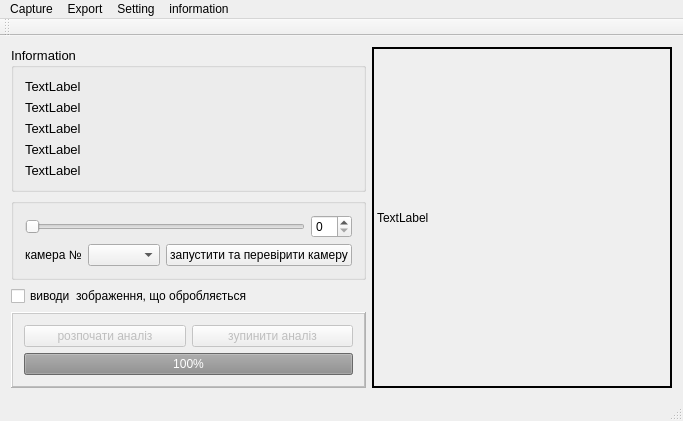
Before: the Qt Designer form AnalyzerFoam/mainwindow.ui in alishkaLala/good, drawn with Qt 5.
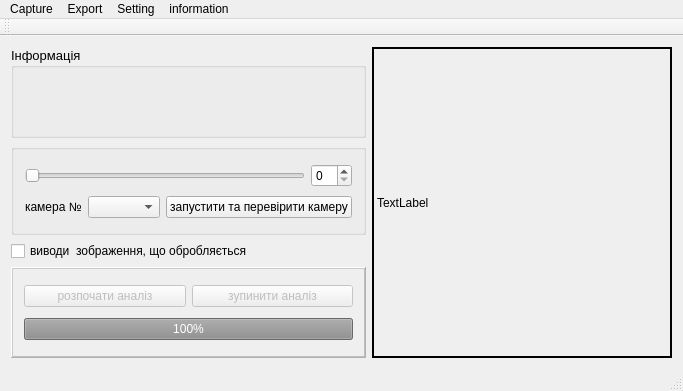
After: the same form once the commit is applied.

```diff
--- a/AnalyzerFoam/mainwindow.ui
+++ b/AnalyzerFoam/mainwindow.ui
@@ -15,80 +15,6 @@
   </property>
   <widget class="QWidget" name="centralWidget">
    <layout class="QGridLayout" name="gridLayout_4">
-    <item row="0" column="0">
-     <widget class="QGroupBox" name="groupBox">
-      <property name="font">
-       <font>
-        <pointsize>10</pointsize>
-       </font>
-      </property>
-      <property name="title">
-       <string>Information</string>
-      </property>
-      <layout class="QGridLayout" name="gridLayout">
-       <item row="0" column="0">
-        <widget class="QLabel" name="label">
-         <property name="font">
-          <font>
-           <pointsize>10</pointsize>
-          </font>
-         </property>
-         <property name="text">
-          <string>TextLabel</string>
-         </property>
-        </widget>
-       </item>
-       <item row="1" column="0">
-        <widget class="QLabel" name="label_2">
-         <property name="font">
-          <font>
-           <pointsize>10</pointsize>
-          </font>
-         </property>
-         <property name="text">
-          <string>TextLabel</string>
-         </property>
-        </widget>
-       </item>
-       <item row="2" column="0">
-        <widget class="QLabel" name="label_4">
-         <property name="font">
-          <font>
-           <pointsize>10</pointsize>
-          </font>
-         </property>
-         <property name="text">
-          <string>TextLabel</string>
-         </property>
-        </widget>
-       </item>
-       <item row="5" column="0">
-        <widget class="QLabel" name="label_3">
-         <property name="font">
-          <font>
-           <pointsize>10</pointsize>
-          </font>
-         </property>
-         <property name="text">
-          <string>TextLabel</string>
-         </property>
-        </widget>
-       </item>
-       <item row="4" column="0">
-        <widget class="QLabel" name="label_5">
-         <property name="font">
-          <font>
-           <pointsize>10</pointsize>
-          </font>
-         </property>
-         <property name="text">
-          <string>TextLabel</string>
-         </property>
-        </widget>
-       </item>
-      </layout>
-     </widget>
-    </item>
     <item row="0" column="1" rowspan="4">
      <widget class="QLabel" name="capturePicture">
       <property name="sizePolicy">
@@ -223,6 +149,32 @@
       </layout>
      </widget>
     </item>
+    <item row="0" column="0">
+     <widget class="QGroupBox" name="groupBox">
+      <property name="font">
+       <font>
+        <pointsize>10</pointsize>
+       </font>
+      </property>
+      <property name="title">
+       <string>Інформація</string>
+      </property>
+      <layout class="QGridLayout" name="gridLayout">
+       <item row="0" column="0">
+        <widget class="QLabel" name="label">
+         <property name="font">
+          <font>
+           <pointsize>10</pointsize>
+          </font>
+         </property>
+         <property name="text">
+          <string/>
+         </property>
+        </widget>
+       </item>
+      </layout>
+     </widget>
+    </item>
    </layout>
   </widget>
   <widget class="QMenuBar" name="menuBar">
```
